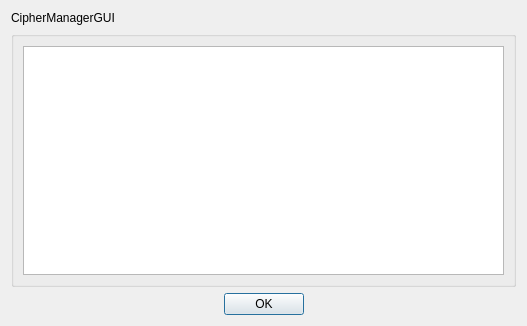
This is gui/designer/about_dialog.ui in BlueWhaleMain/cipher-manager as Qt 5 draws it before an edit. The edited form follows.
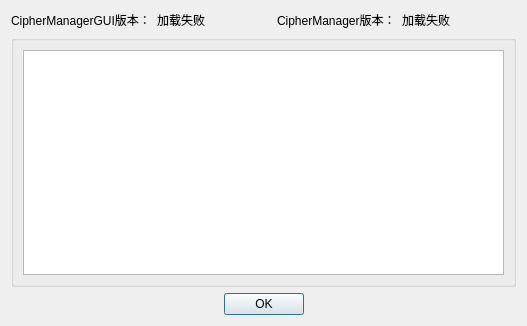
This is the edited form.

Commit message: :tada: 支持查看版本号与在线检查更新 :heavy_plus_sign: Python-Markdown 3.8 :heavy_plus_sign: PyMdown Extensions 10.14.3 :bookmark: Cipher Manager 2.0.1 :bookmark: Cipher Manager GUI 2.1.0

The edit to the form file:
```diff
--- a/gui/designer/about_dialog.ui
+++ b/gui/designer/about_dialog.ui
@@ -14,7 +14,35 @@
    <string>关于 CipherManagerGUI</string>
   </property>
   <layout class="QGridLayout" name="grid_layout">
-   <item row="1" column="0" colspan="3">
+   <item row="0" column="1">
+    <widget class="QLabel" name="version_label">
+     <property name="text">
+      <string>加载失败</string>
+     </property>
+    </widget>
+   </item>
+   <item row="0" column="2">
+    <widget class="QLabel" name="about_cm_label">
+     <property name="text">
+      <string>CipherManager版本：</string>
+     </property>
+    </widget>
+   </item>
+   <item row="0" column="0">
+    <widget class="QLabel" name="about_label">
+     <property name="text">
+      <string>CipherManagerGUI版本：</string>
+     </property>
+    </widget>
+   </item>
+   <item row="0" column="3">
+    <widget class="QLabel" name="cm_version_label">
+     <property name="text">
+      <string>加载失败</string>
+     </property>
+    </widget>
+   </item>
+   <item row="1" column="0" colspan="4">
     <widget class="QGroupBox" name="license_group_box">
      <property name="title">
       <string/>
@@ -33,14 +61,7 @@
      </layout>
     </widget>
    </item>
-   <item row="0" column="0">
-    <widget class="QLabel" name="about_label">
-     <property name="text">
-      <string>CipherManagerGUI</string>
-     </property>
-    </widget>
-   </item>
-   <item row="4" column="0" colspan="3">
+   <item row="4" column="0" colspan="4">
     <widget class="QDialogButtonBox" name="button_box">
      <property name="standardButtons">
       <set>QDialogButtonBox::Ok</set>
```
The commit also changes 13 other files.
